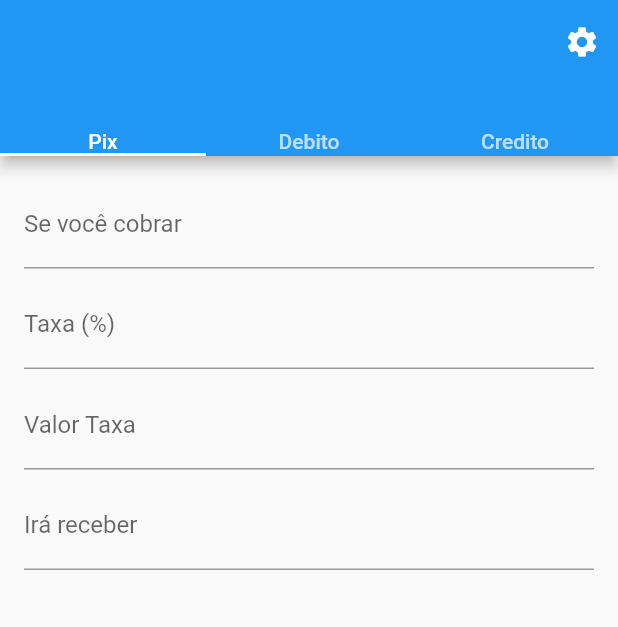
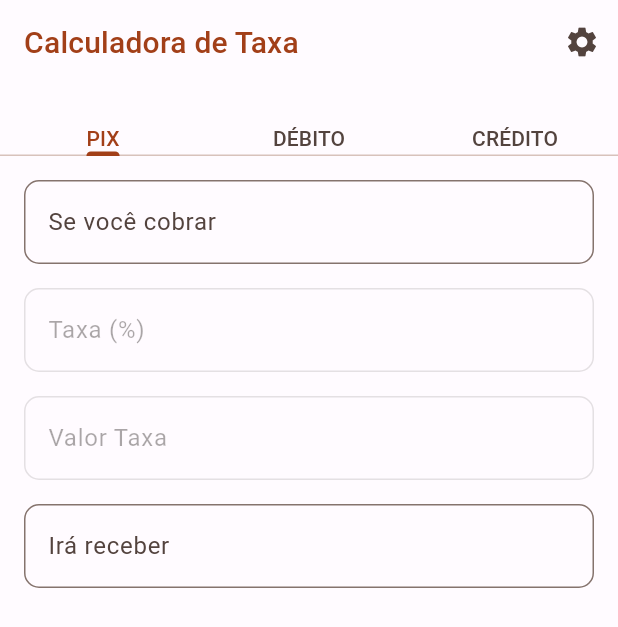
Before and after one commit to EduardoM-GO/calculadora_taxa, a Flutter app: the screen it shows after launch, on a phone screen of 412 x 824 dp. Shown: the top 627 px of the screen. Run offline on Flutter 3.47's test engine with Material 2 defaults, Android fonts, the phone set to English and light mode, and no system bars; our stand-ins replace equatable, get_it, go_router, result_dart, shared_preferences.

Commit message:
feat: foi finalizado a primeria versão

```diff
--- /dev/null
+++ b/lib/app/core/theme/theme_custom.dart
@@ -0,0 +1,32 @@
+import 'package:calculadora_taxa/app/core/theme/theme_text_styles.dart';
+import 'package:flutter/material.dart';
+
+ThemeData themeCustom({required ColorScheme colorScheme}) => ThemeData(
+      useMaterial3: true,
+      colorScheme: colorScheme,
+      textTheme: TextTheme(
+        displayLarge: ThemeTextStyles.headline1,
+        displayMedium: ThemeTextStyles.headline2,
+        displaySmall: ThemeTextStyles.headline3,
+        headlineMedium: ThemeTextStyles.headline4,
+        headlineSmall: ThemeTextStyles.headline5,
+        titleLarge: ThemeTextStyles.headline6,
+        titleMedium: ThemeTextStyles.subtitle1,
+        titleSmall: ThemeTextStyles.subtitle2,
+        bodyLarge: ThemeTextStyles.bodyText1,
+        bodyMedium: ThemeTextStyles.bodyText2,
+        labelLarge: ThemeTextStyles.button,
+        bodySmall: ThemeTextStyles.caption,
+        labelSmall: ThemeTextStyles.overline,
+      ),
+      inputDecorationTheme: const InputDecorationTheme(
+        border: OutlineInputBorder(
+          borderRadius: BorderRadius.all(
+            Radius.circular(10),
+          ),
+        ),
+      ),
+      dividerTheme: const DividerThemeData(
+        thickness: 0.2,
+      ),
+    );
--- a/lib/app/feature/home/view/cartao_debito/view/cartao_debito_view.dart
+++ b/lib/app/feature/home/view/cartao_debito/view/cartao_debito_view.dart
@@ -72,14 +72,14 @@ class _CartaoDebitoViewState extends State<CartaoDebitoView> {
             ),
           ),
           TextField(
-            readOnly: true,
+            enabled: false,
             decoration: const InputDecoration(
               label: Text('Taxa (%)'),
             ),
             controller: percentualTaxaController,
           ),
           TextField(
-            readOnly: true,
+            enabled: false,
             decoration: const InputDecoration(
               label: Text('Valor Taxa'),
             ),
--- a/lib/app/feature/home/view/home_view.dart
+++ b/lib/app/feature/home/view/home_view.dart
@@ -14,19 +14,24 @@ class HomeView extends StatelessWidget {
       length: 3,
       child: Scaffold(
         appBar: AppBar(
+          elevation: 0,
+          title: Text(
+            'Calculadora de Taxa',
+            style: TextStyle(color: Theme.of(context).colorScheme.primary),
+          ),
+          bottom: const TabBar(
+            tabs: [
+              Text('PIX'),
+              Text('DÉBITO'),
+              Text('CRÉDITO'),
+            ],
+          ),
           actions: [
             IconButton(
               onPressed: () => context.push(RouteName.configuracao.path),
               icon: const Icon(Icons.settings),
             )
           ],
-          bottom: const TabBar(
-            tabs: [
-              Text('Pix'),
-              Text('Debito'),
-              Text('Credito'),
-            ],
-          ),
         ),
         body: const TabBarView(
           children: [
--- a/lib/app/feature/home/view/pix/view/pix_view.dart
+++ b/lib/app/feature/home/view/pix/view/pix_view.dart
@@ -73,14 +73,14 @@ class _PixViewState extends State<PixView> {
           ),
         ),
         TextField(
-          readOnly: true,
+          enabled: false,
           decoration: const InputDecoration(
             label: Text('Taxa (%)'),
           ),
           controller: percentualTaxaController,
         ),
         TextField(
-          readOnly: true,
+          enabled: false,
           decoration: const InputDecoration(
             label: Text('Valor Taxa'),
           ),
--- a/lib/app/feature/widgets/list_view_widget.dart
+++ b/lib/app/feature/widgets/list_view_widget.dart
@@ -14,7 +14,7 @@ class ListViewWidget extends StatelessWidget {
 
   @override
   Widget build(BuildContext context) => ListView.separated(
-        separatorBuilder: (context, index) => const SizedBox(height: 8),
+        separatorBuilder: (context, index) => const SizedBox(height: 16),
         padding: padding ??
             EdgeInsets.only(
               top: 16,
--- a/lib/main.dart
+++ b/lib/main.dart
@@ -1,3 +1,5 @@
+import 'package:calculadora_taxa/app/core/theme/color_schemes.g.dart';
+import 'package:calculadora_taxa/app/core/theme/theme_custom.dart';
 import 'package:calculadora_taxa/app/routes/router.dart';
 import 'package:calculadora_taxa/injecao_dependencia.dart';
 import 'package:flutter/material.dart';
@@ -17,6 +19,8 @@ class MyApp extends StatelessWidget {
       behavior: HitTestBehavior.opaque,
       onTap: () => FocusManager.instance.primaryFocus?.unfocus(),
       child: MaterialApp.router(
+        theme: themeCustom(colorScheme: lightColorScheme),
+        darkTheme: themeCustom(colorScheme: darkColorScheme),
         title: 'Calculadora Taxa',
         routerConfig: router,
       ),
```
Also changed, not shown: lib/app/core/theme/theme_text_styles.dart (added, +77 -0 lines), lib/app/feature/home/view/cartao_credito/view/cartao_credito_view.dart (+15 -4 lines), lib/app/core/theme/color_schemes.g.dart (added).
